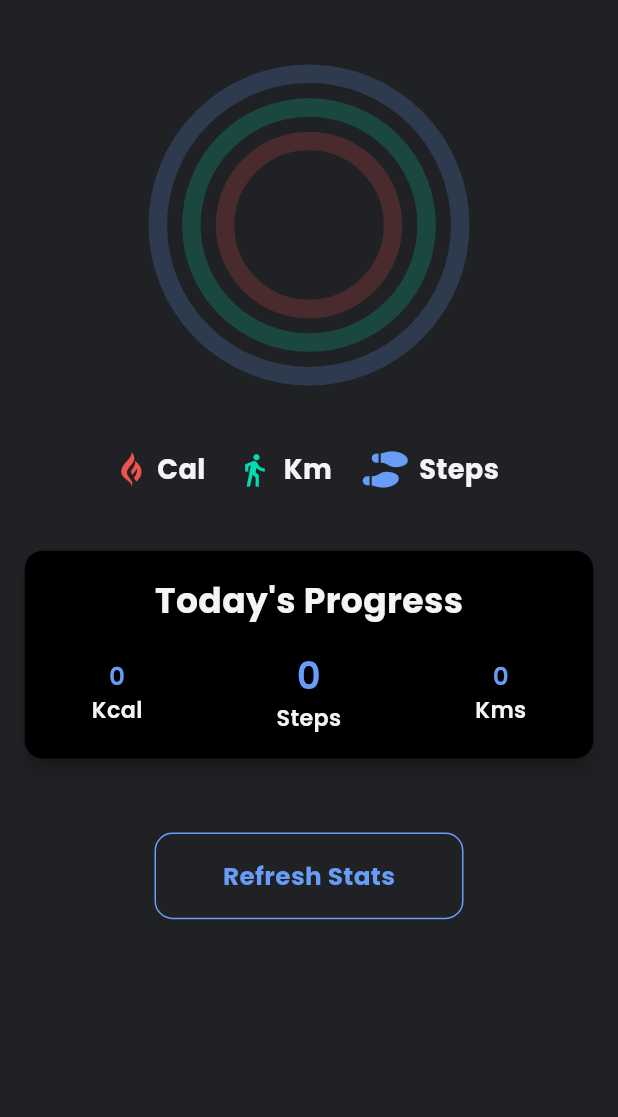
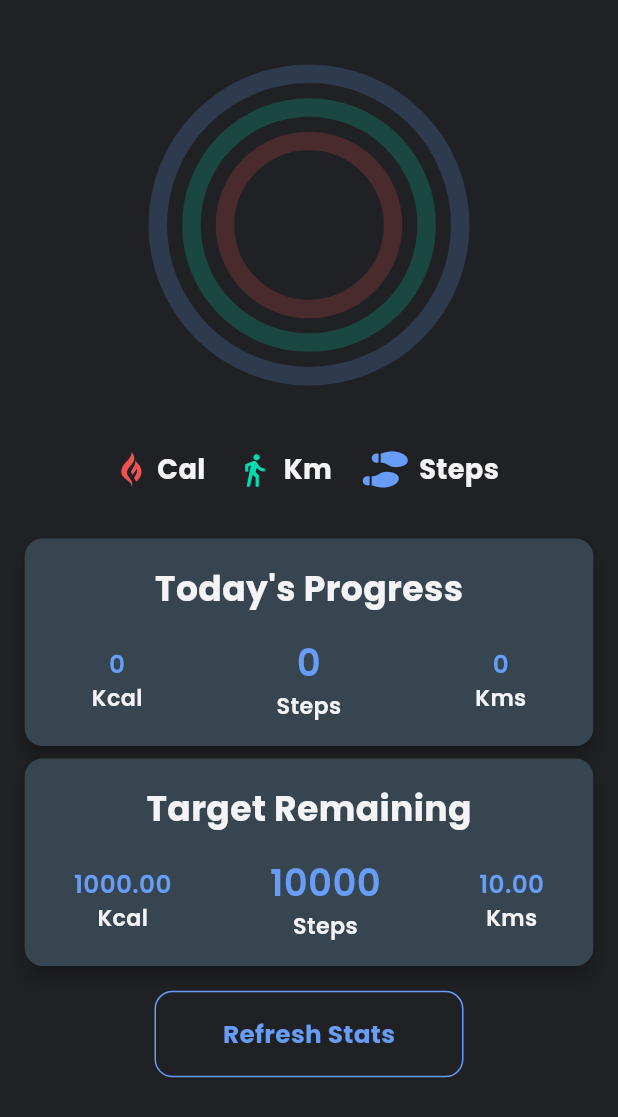
Before and after one commit to vishalbalani/fitness_tracker, a Flutter app: the HomeScreen screen opened by its route, on a phone screen of 412 x 824 dp. Shown: the top 1117 px of the screen. Run offline on Flutter 3.47's test engine with Material 3 defaults, Android fonts, the light colour scheme and no system bars; our stand-ins replace firebase_core, flutter_local_notifications, flutter_riverpod, font_awesome_flutter, google_fonts, permission_handler and 3 more; missing offline and left inert: flutter_foreground_task, health; accounts and stored records are empty; generated files the repository leaves out were written again; statements that could not run were skipped.

Commit message:
UI Update Added Stats

```diff
--- a/lib/constants/colors.dart
+++ b/lib/constants/colors.dart
@@ -7,6 +7,6 @@ const Color kLightPurple = Color(0xff01ddb1);
 const Color kLightBlue = Color(0xff679cf7);
 Color kLightGray = Colors.grey.shade200;
 const Color kBlack = Colors.black;
-
+const Color kCharcoal = Color(0xff36454F);
 
 const Color kOffWhite = Color(0xfff4f4f6);
--- a/lib/screens/home_screen.dart
+++ b/lib/screens/home_screen.dart
@@ -5,8 +5,9 @@ import 'package:fitness_tracker/utils/snake_bar.dart';
 import 'package:fitness_tracker/widgets/app_style.dart';
 import 'package:fitness_tracker/widgets/custom_button.dart';
 import 'package:fitness_tracker/widgets/custom_text.dart';
-import 'package:fitness_tracker/widgets/graph_data_tile.dart';
+import 'package:fitness_tracker/widgets/progress_data_tile.dart';
 import 'package:fitness_tracker/widgets/graph_widget.dart';
+import 'package:fitness_tracker/widgets/target_remaining_tile.dart';
 import 'package:flutter/material.dart';
 import 'package:flutter_riverpod/flutter_riverpod.dart';
 
@@ -24,6 +25,7 @@ class HomeScreen extends ConsumerStatefulWidget {
 class _HomeScreenState extends ConsumerState<HomeScreen> {
   @override
   void initState() {
+    ref.read(fitnessDataServiceProvider);
     super.initState();
     notificationInitialization();
   }
@@ -47,24 +49,8 @@ class _HomeScreenState extends ConsumerState<HomeScreen> {
                 totalCalories:
                     fitnessDataNullCheck ? 0 : fitnessData.totalCalories,
               ),
-              SizedBox(height: getHeight(context, 5)),
-              Card(
-                  color: kBlack,
-                  elevation: 5,
-                  margin:
-                      EdgeInsets.symmetric(horizontal: getWidth(context, 4)),
-                  child: Padding(
-                    padding:
-                        EdgeInsets.symmetric(vertical: getHeight(context, 2)),
-                    child: Column(
-                      children: [
-                        TextWidget(
-                            text: "Today's Progress",
-                            style: appstyle(
-                                getHeight(context, 2.8), FontWeight.bold,
-                                color: kOffWhite)),
-                        SizedBox(height: getHeight(context, 2)),
-                        GraphDataWidget(
+              SizedBox(height: getHeight(context, 4)),
+              ProgressDataTile(
                 totalSteps: fitnessDataNullCheck
                     ? '0'
                     : fitnessData.totalSteps.toString(),
@@ -75,10 +61,14 @@ class _HomeScreenState extends ConsumerState<HomeScreen> {
                     ? '0'
                     : fitnessData.totalCalories.toStringAsFixed(2),
               ),
-                      ],
+              SizedBox(height: getHeight(context, 1)),
+              TargetRemainingTile(
+                totalSteps: fitnessDataNullCheck ? 0 : fitnessData.totalSteps,
+                totalKms: fitnessDataNullCheck ? 0 : fitnessData.totalDistance,
+                totalCalories:
+                    fitnessDataNullCheck ? 0 : fitnessData.totalCalories,
               ),
-                  )),
-              SizedBox(height: getHeight(context, 6)),
+              SizedBox(height: getHeight(context, 2)),
               CustomButton(
                 onTap: () {
                   ref.read(fitnessDataServiceProvider);
--- a/lib/services/fitness_data_service.dart
+++ b/lib/services/fitness_data_service.dart
@@ -80,8 +80,8 @@ Future<FitnessDataModel?> fitnessDataService(FitnessDataServiceRef ref) async {
         title: "You're on fire! Milestone achieved! 🔥",
         body: '${(totalSteps ~/ 100) * 100} steps and counting!',
       );
-      await prefs.setInt('totalSteps', totalSteps);
     }
+    await prefs.setInt('totalSteps', totalSteps);
 
     ref.read(fitnessDataProvider.notifier).updateState(FitnessDataModel(
           totalSteps: totalSteps,
--- a/lib/widgets/graph_data_tile.dart
+++ b/lib/widgets/progress_data_tile.dart
@@ -4,8 +4,8 @@ import 'package:fitness_tracker/widgets/app_style.dart';
 import 'package:fitness_tracker/widgets/custom_text.dart';
 import 'package:flutter/material.dart';
 
-class GraphDataWidget extends StatelessWidget {
-  const GraphDataWidget(
+class ProgressDataTile extends StatelessWidget {
+  const ProgressDataTile(
       {super.key,
       required this.totalSteps,
       required this.totalKms,
@@ -17,13 +17,31 @@ class GraphDataWidget extends StatelessWidget {
 
   @override
   Widget build(BuildContext context) {
-    return Row(
+    return Card(
+      color: kCharcoal,
+      elevation: 5,
+      margin: EdgeInsets.symmetric(horizontal: getWidth(context, 4)),
+      child: Padding(
+        padding: EdgeInsets.symmetric(vertical: getHeight(context, 2)),
+        child: Column(
+          children: [
+            TextWidget(
+              text: "Today's Progress",
+              style: appstyle(getHeight(context, 2.8), FontWeight.bold,
+                  color: kOffWhite),
+            ),
+            SizedBox(height: getHeight(context, 2)),
+            Row(
               mainAxisAlignment: MainAxisAlignment.spaceAround,
               children: [
                 dataTile(context, totalCalories.toString(), "Kcal"),
                 dataTile(context, totalSteps.toString(), "Steps", size: 3),
                 dataTile(context, totalKms.toString(), "Kms"),
               ],
+            ),
+          ],
+        ),
+      ),
     );
   }
 
--- /dev/null
+++ b/lib/widgets/target_remaining_tile.dart
@@ -0,0 +1,66 @@
+import 'package:fitness_tracker/constants/colors.dart';
+import 'package:fitness_tracker/constants/size.dart';
+import 'package:fitness_tracker/widgets/app_style.dart';
+import 'package:fitness_tracker/widgets/custom_text.dart';
+import 'package:flutter/material.dart';
+
+class TargetRemainingTile extends StatelessWidget {
+  const TargetRemainingTile(
+      {super.key,
+      required this.totalSteps,
+      required this.totalKms,
+      required this.totalCalories});
+
+  final int totalSteps;
+  final double totalKms;
+  final double totalCalories;
+
+  @override
+  Widget build(BuildContext context) {
+    return Card(
+      color: kCharcoal,
+      elevation: 5,
+      margin: EdgeInsets.symmetric(horizontal: getWidth(context, 4)),
+      child: Padding(
+        padding: EdgeInsets.symmetric(vertical: getHeight(context, 2)),
+        child: Column(
+          children: [
+            TextWidget(
+              text: "Target Remaining",
+              style: appstyle(getHeight(context, 2.8), FontWeight.bold,
+                  color: kOffWhite),
+            ),
+            SizedBox(height: getHeight(context, 2)),
+            Row(
+              mainAxisAlignment: MainAxisAlignment.spaceAround,
+              children: [
+                dataTile(
+                    context, (1000 - totalCalories).toStringAsFixed(2), "Kcal"),
+                dataTile(context, (10000 - totalSteps).toString(), "Steps",
+                    size: 3),
+                dataTile(context, (10 - totalKms).toStringAsFixed(2), "Kms"),
+              ],
+            ),
+          ],
+        ),
+      ),
+    );
+  }
+
+  Widget dataTile(BuildContext context, String data, String unit,
+      {double size = 2}) {
+    return Column(
+      children: [
+        TextWidget(
+            text: data,
+            style: appstyle(getHeight(context, size), FontWeight.w600,
+                color: kLightBlue)),
+        SizedBox(width: getWidth(context, 1.5)),
+        TextWidget(
+            text: unit,
+            style: appstyle(getHeight(context, 1.8), FontWeight.w600,
+                color: kOffWhite)),
+      ],
+    );
+  }
+}
--- a/pubspec.yaml
+++ b/pubspec.yaml
@@ -30,7 +30,6 @@ dependencies:
   flutter_riverpod: ^2.4.9
   riverpod_annotation:
   flutter_local_notifications: ^17.0.0
-  flutter_notification_channel: ^3.1.0
 
   # Background Management
   flutter_foreground_task: ^6.1.3
```
Also changed, not shown: pubspec.lock. Lines whose indentation alone changed are shown as unchanged.
